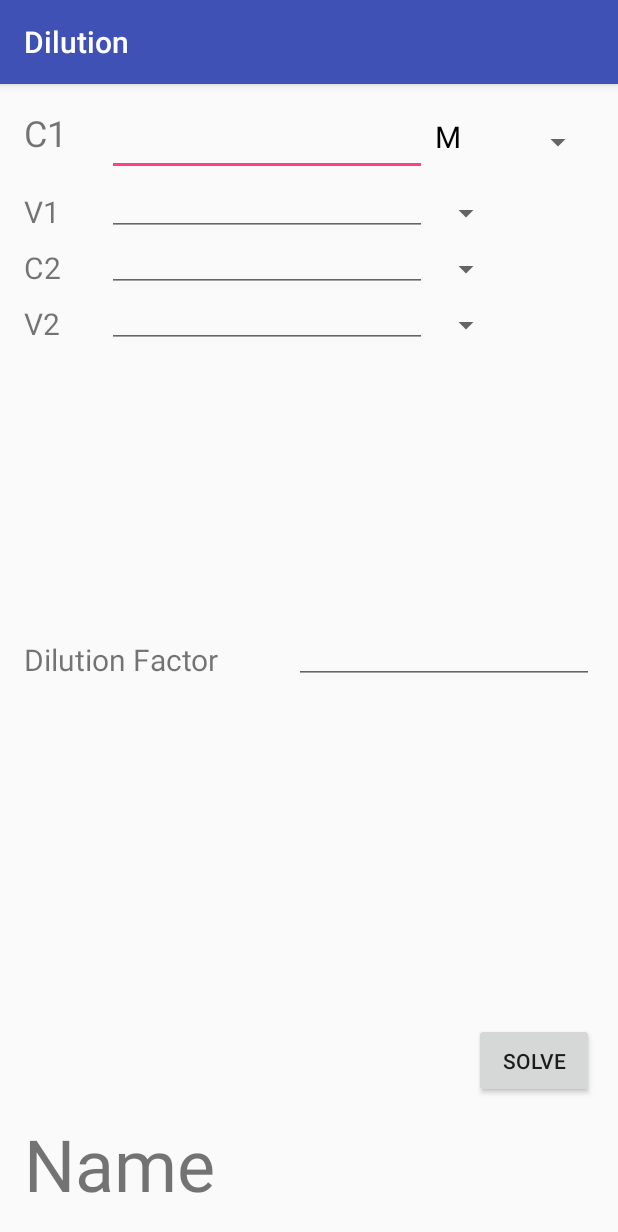
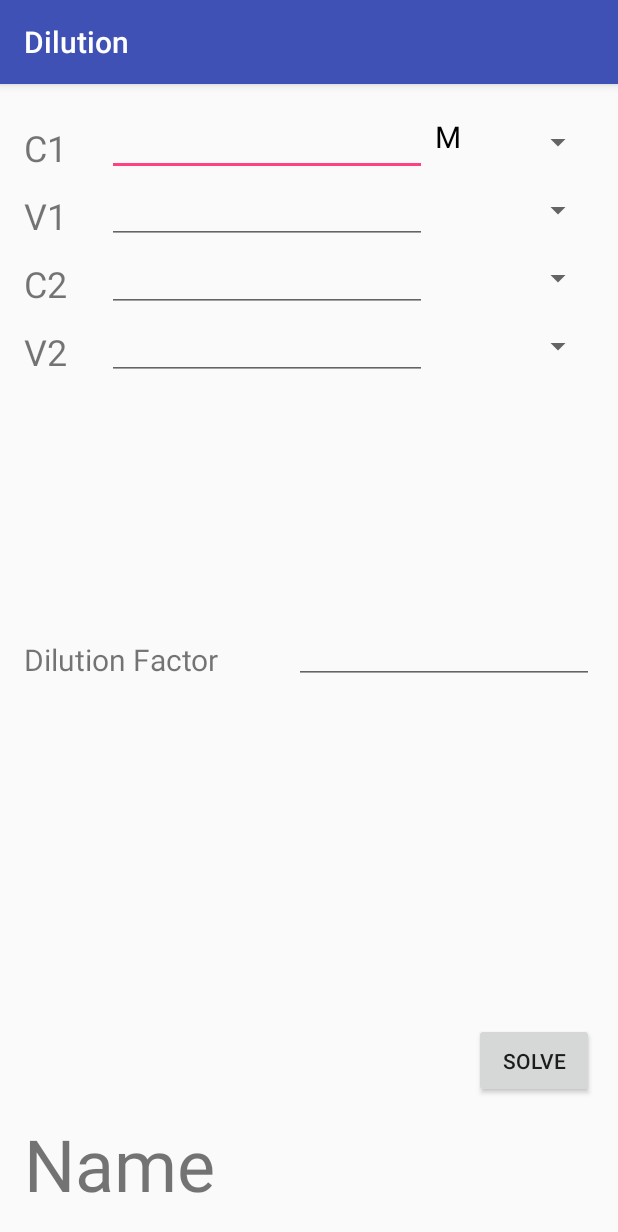
Before and after one commit to amn026/Bergey, an Android app: the screen it shows after launch (MainActivity), on a phone screen of 412 x 824 dp. Shown: the top 1232 px of the screen. Run offline under Robolectric (Android 15) with nearby library versions, the phone set to English and light mode, and no system bars.

Commit message:
Albert fixed layout

```diff
--- a/Dilution/app/src/main/res/layout/activity_main.xml
+++ b/Dilution/app/src/main/res/layout/activity_main.xml
@@ -18,8 +18,9 @@
         android:layout_width="30dp"
         android:layout_height="wrap_content"
         android:id="@+id/tvC1"
+        android:layout_marginTop="10dp"
+        android:layout_alignTop="@+id/etC1"
         android:layout_alignBottom="@+id/etC1"
-        android:layout_alignParentTop="true"
         android:layout_alignParentStart="true" />
     <EditText
         android:layout_width="wrap_content"
@@ -42,77 +43,87 @@
     <!-- V1 TextView, EditText and Spinner -->
     <TextView
         android:text="V1"
-        android:textSize="20dp"
+        android:textSize="24dp"
         android:layout_width="30dp"
         android:layout_height="wrap_content"
         android:id="@+id/tvV1"
         android:layout_below="@+id/tvC1"
+        android:layout_alignBottom="@+id/etV1"
         android:layout_marginTop="10dp"
         android:layout_alignParentStart="true" />
     <EditText
         android:layout_width="wrap_content"
-        android:layout_height="30dp"
+        android:layout_height="wrap_content"
         android:inputType="numberDecimal"
         android:ems="10"
         android:id="@+id/etV1"
-        android:layout_alignTop="@+id/tvV1"
+        android:layout_below="@+id/tvC1"
         android:layout_alignStart="@+id/etC1" />
     <Spinner
         android:layout_width="50dp"
         android:layout_height="30dp"
         android:id="@+id/spinV1"
+        android:layout_alignTop="@+id/etV1"
         android:layout_alignBottom="@+id/etV1"
-        android:layout_toRightOf="@+id/etV1" />
+        android:layout_toRightOf="@+id/etV1"
+        android:layout_alignParentEnd="true"/>
 
     <!-- C2 TextView, EditText and Spinner -->
     <TextView
         android:text="C2"
-        android:textSize="20dp"
+        android:textSize="24dp"
         android:layout_width="30dp"
         android:layout_height="wrap_content"
         android:id="@+id/tvC2"
         android:layout_below="@+id/tvV1"
         android:layout_alignParentStart="true"
-        android:layout_marginTop="10dp"
-        android:layout_alignEnd="@+id/textView3" />
+        android:layout_alignTop="@+id/etC2"
+        android:layout_alignBottom="@+id/etC2"
+        android:layout_marginTop="10dp" />
     <EditText
         android:layout_width="wrap_content"
-        android:layout_height="30dp"
+        android:layout_height="wrap_content"
         android:inputType="numberDecimal"
         android:ems="10"
         android:id="@+id/etC2"
-        android:layout_alignTop="@+id/tvC2"
+        android:layout_below="@+id/etV1"
         android:layout_alignStart="@+id/etV1" />
     <Spinner
         android:layout_width="50dp"
         android:layout_height="30dp"
         android:id="@+id/spinC2"
+        android:layout_alignTop="@+id/etC2"
         android:layout_alignBottom="@+id/etC2"
+        android:layout_alignParentRight="true"
         android:layout_toRightOf="@+id/etC2" />
 
     <!-- V2 TextView, EditText and Spinner -->
     <TextView
         android:text="V2"
-        android:textSize="20dp"
+        android:textSize="24dp"
         android:layout_width="30dp"
         android:layout_height="wrap_content"
         android:id="@+id/tvV2"
         android:layout_below="@+id/tvC2"
+        android:layout_alignTop="@+id/etV2"
+        android:layout_alignBottom="@+id/etV2"
         android:layout_alignParentStart="true"
         android:layout_marginTop="10dp" />
     <EditText
         android:layout_width="wrap_content"
-        android:layout_height="30dp"
+        android:layout_height="wrap_content"
         android:inputType="numberDecimal"
         android:ems="10"
         android:id="@+id/etV2"
-        android:layout_alignTop="@+id/tvV2"
+        android:layout_below="@+id/etC2"
         android:layout_alignStart="@+id/etC2" />
     <Spinner
         android:layout_width="50dp"
         android:layout_height="30dp"
         android:id="@+id/spinV2"
         android:layout_alignTop="@+id/etV2"
+        android:layout_alignBottom="@+id/etV2"
+        android:layout_alignParentRight="true"
         android:layout_toRightOf="@+id/etV2" />
 
     <!-- Dilution Factor TextView, EditText -->
```
